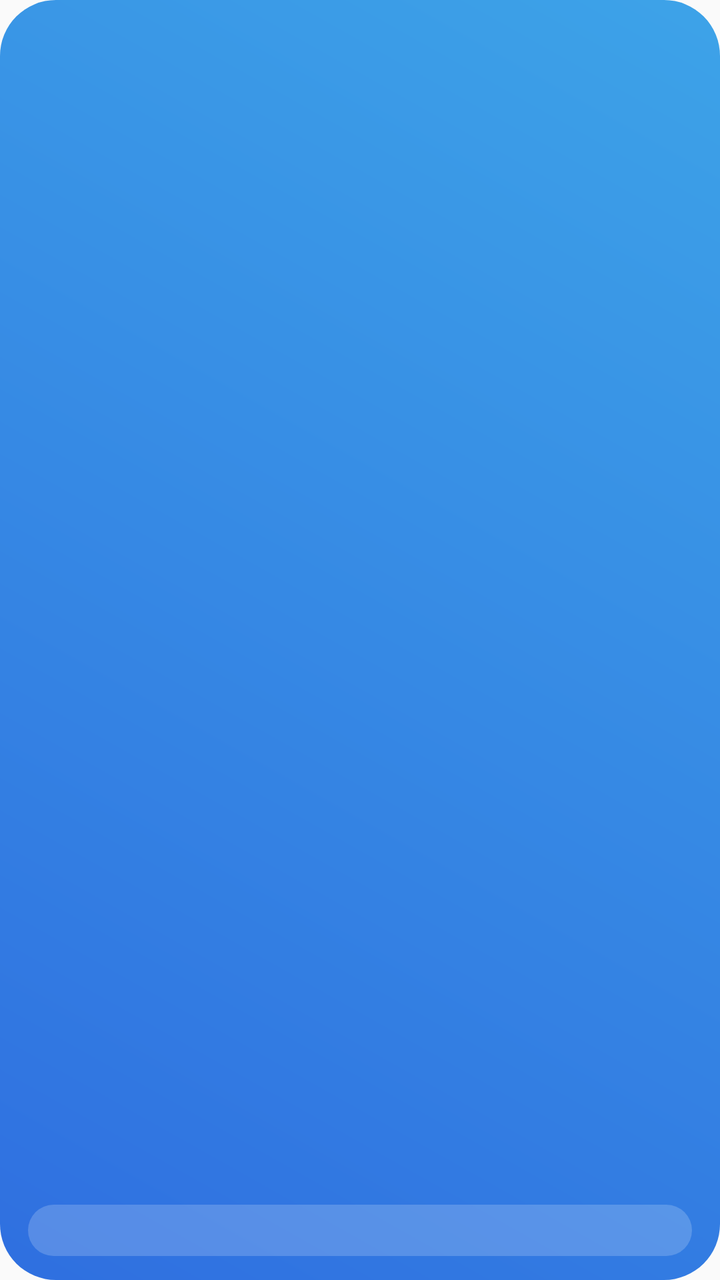
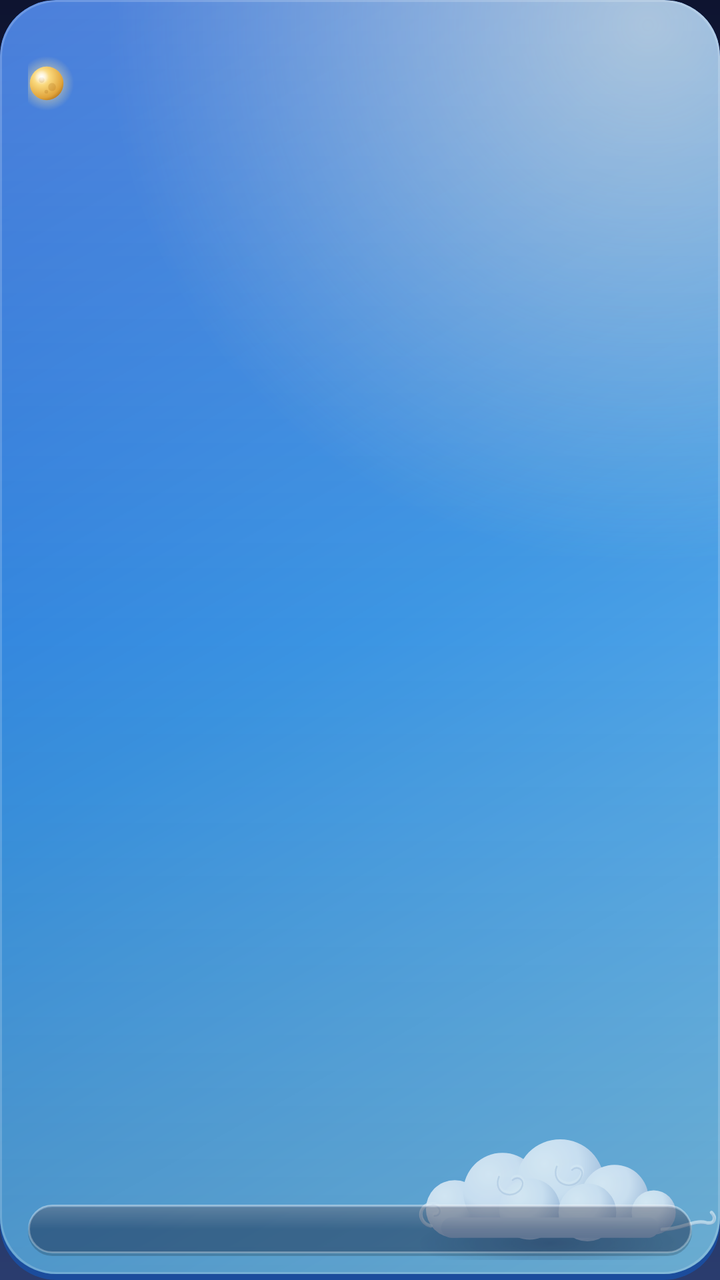

Screens rendered from an Android XML layout before and after an edit, with the pre-edit source and the edit as a unified diff.
<!-- AndroidManifest.xml: application theme AppTheme -->
<!-- res/layout/widget_2x2.xml -->
<?xml version="1.0" encoding="utf-8"?>
<LinearLayout xmlns:android="http://schemas.android.com/apk/res/android"
    android:id="@+id/root"
    android:layout_width="match_parent"
    android:layout_height="match_parent"
    android:background="@drawable/widget_bg_day"
    android:orientation="vertical"
    android:paddingStart="14dp"
    android:paddingEnd="14dp"
    android:paddingTop="12dp"
    android:paddingBottom="12dp">

    <TextView
        android:id="@+id/line_date"
        android:layout_width="match_parent"
        android:layout_height="wrap_content"
        android:maxLines="1"
        android:ellipsize="end"
        android:textAllCaps="true"
        android:letterSpacing="0.05"
        android:fontFamily="sans-serif-medium"
        android:textColor="#D9FFFFFF"
        android:textSize="11sp"
        android:shadowColor="#40000000"
        android:shadowDy="1"
        android:shadowRadius="2" />

    <TextView
        android:id="@+id/line_lunar"
        android:layout_width="match_parent"
        android:layout_height="wrap_content"
        android:layout_marginTop="2dp"
        android:maxLines="1"
        android:ellipsize="end"
        android:fontFamily="sans-serif"
        android:textStyle="bold"
        android:textColor="#FFFFFFFF"
        android:textSize="21sp"
        android:includeFontPadding="false"
        android:shadowColor="#40000000"
        android:shadowDy="1"
        android:shadowRadius="3" />

    <TextView
        android:id="@+id/line_sub"
        android:layout_width="match_parent"
        android:layout_height="wrap_content"
        android:layout_marginTop="2dp"
        android:maxLines="1"
        android:ellipsize="end"
        android:textColor="#C7FFFFFF"
        android:textSize="11.5sp"
        android:shadowColor="#40000000"
        android:shadowDy="1"
        android:shadowRadius="2" />

    <TextView
        android:id="@+id/line_temp"
        android:layout_width="match_parent"
        android:layout_height="0dp"
        android:layout_weight="1"
        android:gravity="center_vertical"
        android:maxLines="1"
        android:fontFamily="sans-serif"
        android:textStyle="bold"
        android:textColor="#FFFFFFFF"
        android:textSize="28sp"
        android:includeFontPadding="false"
        android:shadowColor="#40000000"
        android:shadowDy="1"
        android:shadowRadius="3" />

    <TextView
        android:id="@+id/line_tip"
        android:layout_width="match_parent"
        android:layout_height="wrap_content"
        android:background="@drawable/widget_pill"
        android:paddingStart="9dp"
        android:paddingEnd="9dp"
        android:paddingTop="5dp"
        android:paddingBottom="5dp"
        android:maxLines="1"
        android:ellipsize="end"
        android:fontFamily="sans-serif-medium"
        android:textColor="#FFFFFFFF"
        android:textSize="11.5sp" />
</LinearLayout>
<!-- resources referenced by this layout -->
<resources>
  <!-- drawable widget_bg_day (drawable) -->
  <?xml version="1.0" encoding="utf-8"?>
  <shape xmlns:android="http://schemas.android.com/apk/res/android" android:shape="rectangle">
      <gradient android:angle="45" android:startColor="#FF2F6FE0" android:endColor="#FF3DA3E8" android:type="linear" />
      <corners android:radius="28dp" />
  </shape>
  <!-- drawable widget_pill (drawable) -->
  <?xml version="1.0" encoding="utf-8"?>
  <shape xmlns:android="http://schemas.android.com/apk/res/android" android:shape="rectangle">
      <solid android:color="#30FFFFFF" />
      <corners android:radius="14dp" />
  </shape>
  <style name="AppTheme" parent="@android:style/Theme.Material.Light.NoActionBar" />
</resources>

<!-- the commit's change to res/layout/widget_2x2.xml (unified diff, before → after) -->
@@ -1,6 +1,7 @@
 <?xml version="1.0" encoding="utf-8"?>
 <LinearLayout xmlns:android="http://schemas.android.com/apk/res/android"
-    android:id="@+id/root"
+    android:id="@android:id/background"
+    android:clipToOutline="true"
     android:layout_width="match_parent"
     android:layout_height="match_parent"
     android:background="@drawable/widget_bg_day"
@@ -25,21 +26,38 @@
         android:shadowDy="1"
         android:shadowRadius="2" />
 
-    <TextView
-        android:id="@+id/line_lunar"
-        android:layout_width="match_parent"
+    <LinearLayout
+        android:layout_width="wrap_content"
         android:layout_height="wrap_content"
-        android:layout_marginTop="2dp"
-        android:maxLines="1"
-        android:ellipsize="end"
-        android:fontFamily="sans-serif"
-        android:textStyle="bold"
-        android:textColor="#FFFFFFFF"
-        android:textSize="21sp"
-        android:includeFontPadding="false"
-        android:shadowColor="#40000000"
-        android:shadowDy="1"
-        android:shadowRadius="3" />
+        android:layout_marginTop="1dp"
+        android:orientation="horizontal"
+        android:gravity="center_vertical">
+
+        
+        <ImageView
+            android:id="@+id/moon"
+            android:layout_width="28dp"
+            android:layout_height="28dp"
+            android:layout_marginStart="-5dp"
+            android:layout_marginEnd="2dp"
+            android:src="@drawable/moon_4"
+            android:importantForAccessibility="no" />
+
+        <TextView
+            android:id="@+id/line_lunar"
+            android:layout_width="wrap_content"
+            android:layout_height="wrap_content"
+            android:maxLines="1"
+            android:ellipsize="end"
+            android:fontFamily="serif"
+            android:textStyle="bold"
+            android:textColor="#FFFFFFFF"
+            android:textSize="19sp"
+            android:includeFontPadding="false"
+            android:shadowColor="#66000000"
+            android:shadowDy="2"
+            android:shadowRadius="4" />
+    </LinearLayout>
 
     <TextView
         android:id="@+id/line_sub"
@@ -66,9 +84,9 @@
         android:textColor="#FFFFFFFF"
         android:textSize="28sp"
         android:includeFontPadding="false"
-        android:shadowColor="#40000000"
-        android:shadowDy="1"
-        android:shadowRadius="3" />
+        android:shadowColor="#66000000"
+        android:shadowDy="2"
+        android:shadowRadius="4" />
 
     <TextView
         android:id="@+id/line_tip"
@@ -83,5 +101,8 @@
         android:ellipsize="end"
         android:fontFamily="sans-serif-medium"
         android:textColor="#FFFFFFFF"
+        android:shadowColor="#73000000"
+        android:shadowDy="1"
+        android:shadowRadius="2"
         android:textSize="11.5sp" />
 </LinearLayout>
<!-- resource entries referenced after the edit -->
@@ -1,17 +1,77 @@
 <!-- resources referenced by this layout -->
 <resources>
+  <!-- drawable moon_4: vector/xml drawable (drawable, 2690 chars, omitted) -->
   <!-- drawable widget_bg_day (drawable) -->
   <?xml version="1.0" encoding="utf-8"?>
-  <shape xmlns:android="http://schemas.android.com/apk/res/android" android:shape="rectangle">
-      <gradient android:angle="45" android:startColor="#FF2F6FE0" android:endColor="#FF3DA3E8" android:type="linear" />
-      <corners android:radius="28dp" />
-  </shape>
+  <layer-list xmlns:android="http://schemas.android.com/apk/res/android">
+      <item>
+          <shape android:shape="rectangle"><solid android:color="#FF1B4C9C" /><corners android:radius="28dp" /></shape>
+      </item>
+      <item android:bottom="3dp">
+          <shape android:shape="rectangle">
+              <gradient android:angle="315" android:startColor="#FF1F5FD1" android:centerColor="#FF3B95E3" android:endColor="#FF7CC8F2" android:type="linear" />
+              <corners android:radius="28dp" />
+          </shape>
+      </item>
+      <item android:bottom="3dp">
+          <shape android:shape="rectangle">
+              <gradient android:type="radial" android:centerX="0.9" android:centerY="0.02" android:gradientRadius="75%"
+                  android:startColor="#80FFF4D2" android:endColor="#00FFF4D2" />
+              <corners android:radius="28dp" />
+          </shape>
+      </item>
+      <item android:bottom="3dp">
+          <shape android:shape="rectangle">
+              <gradient android:angle="270" android:startColor="#33FFFFFF" android:centerColor="#00FFFFFF" android:endColor="#24000000" />
+              <corners android:radius="28dp" />
+          </shape>
+      </item>
+      <item android:bottom="3dp">
+          <shape android:shape="rectangle"><stroke android:width="1dp" android:color="#2EFFFFFF" /><corners android:radius="28dp" /></shape>
+      </item>
+      <item android:drawable="@drawable/art_cloud" android:gravity="bottom|end"
+          android:width="170dp" android:height="68dp" android:bottom="10dp" />
+  </layer-list>
   <!-- drawable widget_pill (drawable) -->
   <?xml version="1.0" encoding="utf-8"?>
-  <shape xmlns:android="http://schemas.android.com/apk/res/android" android:shape="rectangle">
-      <solid android:color="#30FFFFFF" />
-      <corners android:radius="14dp" />
-  </shape>
-  <style name="AppTheme" parent="@android:style/Theme.Material.Light.NoActionBar" />
+  <layer-list xmlns:android="http://schemas.android.com/apk/res/android">
+      <item android:top="1.5dp">
+          <shape android:shape="rectangle"><solid android:color="#2E000000" /><corners android:radius="14dp" /></shape>
+      </item>
+      <item android:bottom="1.5dp">
+          <shape android:shape="rectangle">
+              <solid android:color="#47101A40" />
+              <stroke android:width="1dp" android:color="#47FFFFFF" />
+              <corners android:radius="14dp" />
+          </shape>
+      </item>
+      <item android:bottom="1.5dp">
+          <shape android:shape="rectangle">
+              <gradient android:angle="270" android:startColor="#33FFFFFF" android:centerColor="#00FFFFFF" android:endColor="#00FFFFFF" />
+              <corners android:radius="14dp" />
+          </shape>
+      </item>
+  </layer-list>
+  <style name="AppTheme" parent="@android:style/Theme.Material.Light.NoActionBar">
+          
+          <item name="android:windowBackground">@drawable/splash_bg</item>
+      </style>
+  <!-- drawable art_cloud: vector/xml drawable (drawable, 5604 chars, omitted) -->
+  <!-- drawable splash_bg (drawable) -->
+  <?xml version="1.0" encoding="utf-8"?>
+  <layer-list xmlns:android="http://schemas.android.com/apk/res/android">
+      <item>
+          <shape android:shape="rectangle">
+              <gradient android:angle="270" android:startColor="#FF0E1430" android:centerColor="#FF1C2A52" android:endColor="#FF2A3C6E" />
+          </shape>
+      </item>
+      <item android:drawable="@drawable/art_stars" android:gravity="top|center_horizontal"
+          android:width="340dp" android:height="90dp" android:top="96dp" />
+      <item android:drawable="@drawable/moon_4" android:gravity="center"
+          android:width="150dp" android:height="150dp" android:bottom="70dp" />
+      <item android:drawable="@drawable/art_cloud" android:gravity="center"
+          android:width="230dp" android:height="92dp" android:top="70dp" />
+  </layer-list>
+  <!-- drawable art_stars: vector/xml drawable (drawable, 2119 chars, omitted) -->
 </resources>
 
